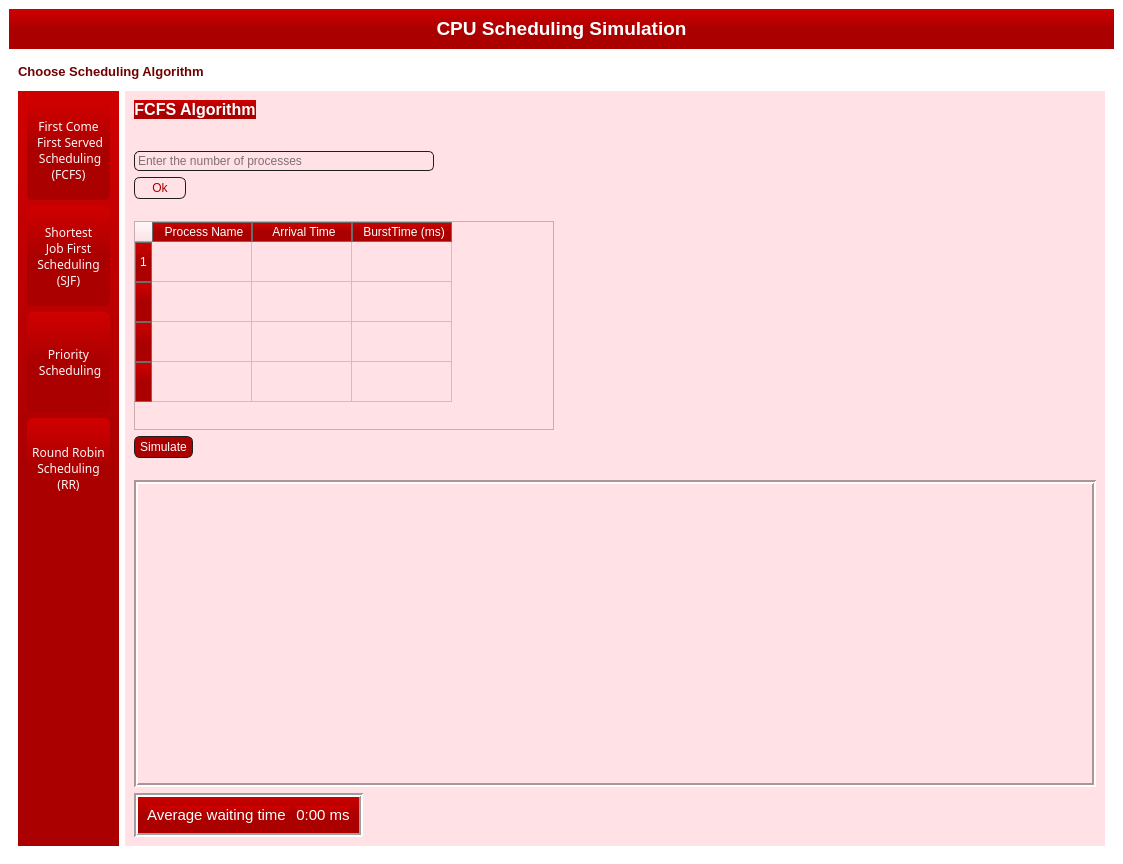
First picture: the form in CPU_Scheduler.ui, repository AhmedEsaam/CPU-Scheduler-Using-PyQt, before the edit.
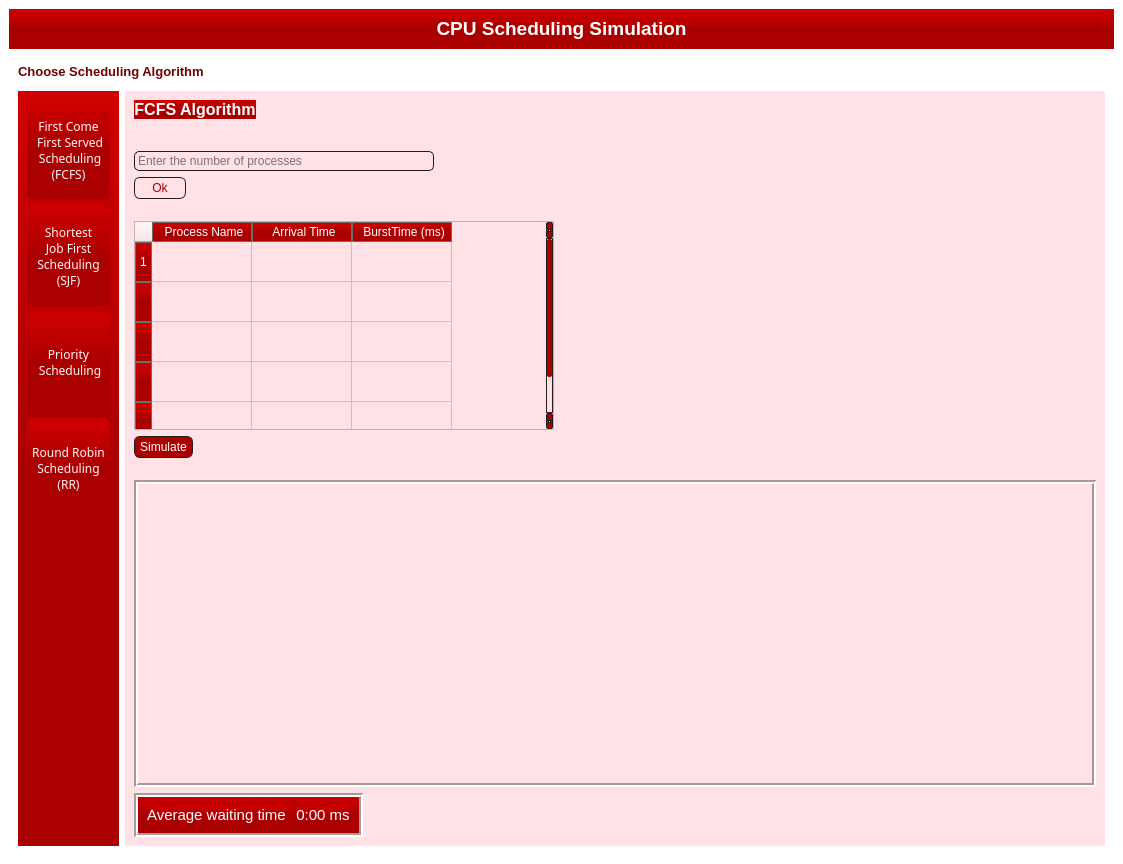
Second picture: the form after the edit. Icons and pictures are not drawn.

What changed in the file:
```diff
--- a/CPU_Scheduler.ui
+++ b/CPU_Scheduler.ui
@@ -1144,6 +1144,11 @@
                     <string/>
                    </property>
                   </row>
+                  <row>
+                   <property name="text">
+                    <string/>
+                   </property>
+                  </row>
                   <column>
                    <property name="text">
                     <string>Process Name</string>
```
Left out of the diff: 4 changed lines with no effect on the pictures.
